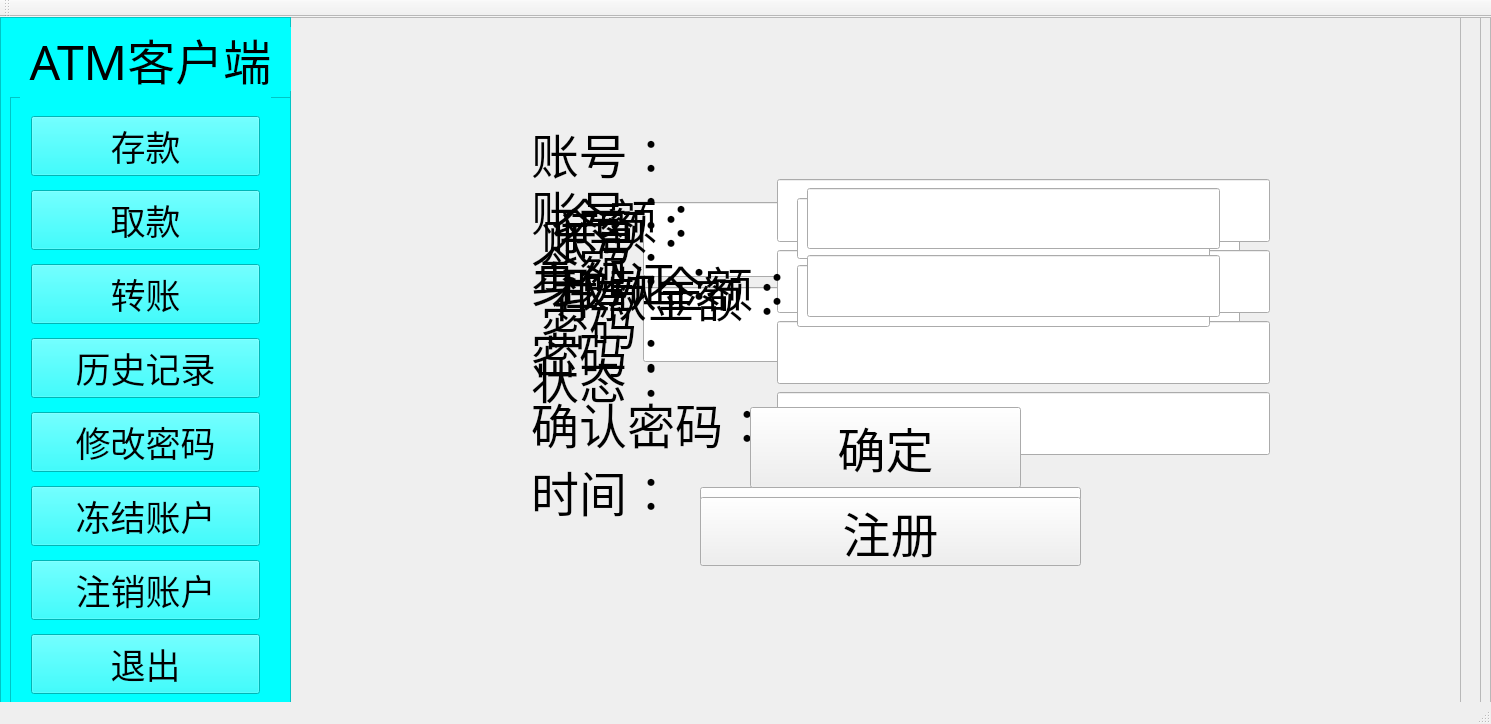
Before: the Qt Designer form Client.ui in jiyilin/AutomaticTellerMachine, drawn with Qt 5.
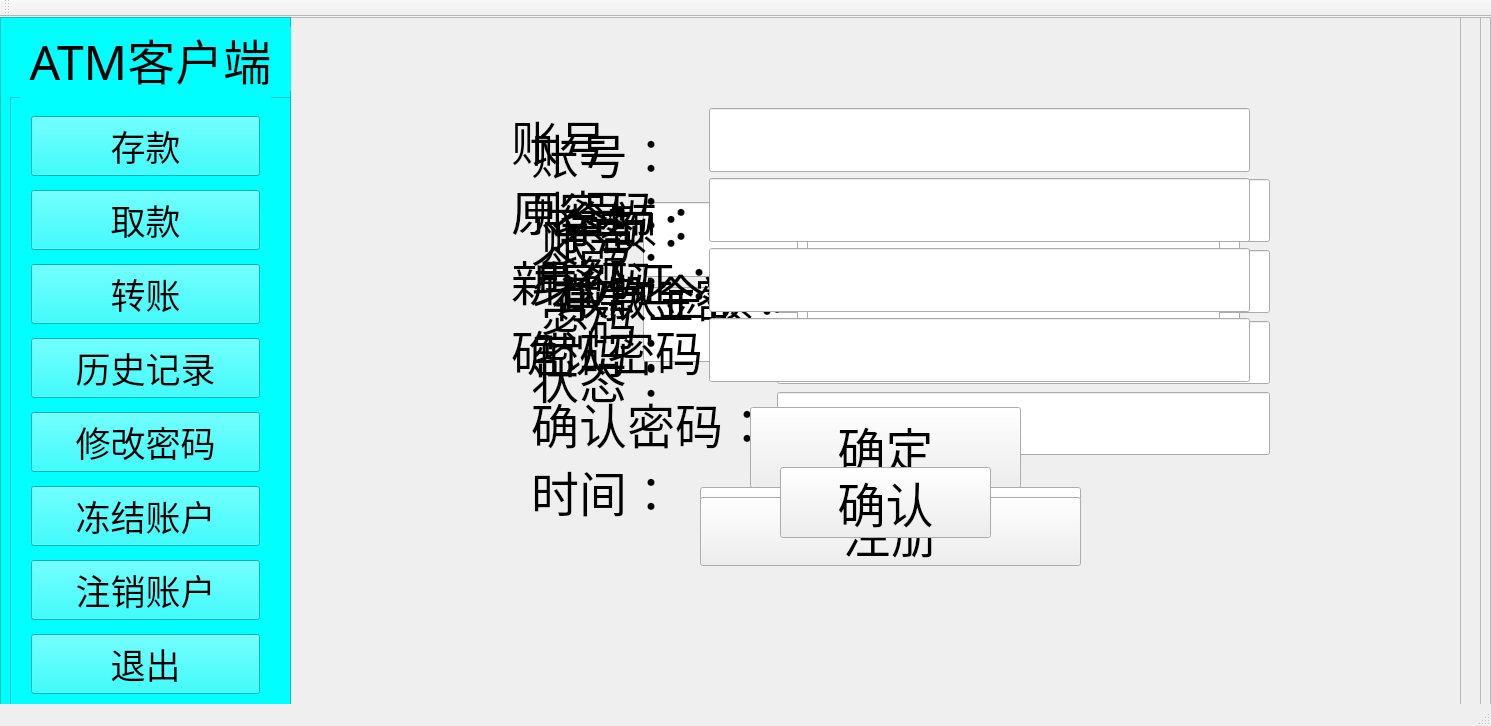
After: the same form once the commit is applied. Icons and pictures are not drawn.

Patch:
```diff
--- a/Client.ui
+++ b/Client.ui
@@ -7,7 +7,7 @@
     <x>0</x>
     <y>0</y>
     <width>1491</width>
-    <height>724</height>
+    <height>726</height>
    </rect>
   </property>
   <property name="windowTitle">
@@ -796,7 +796,7 @@
             <x>260</x>
             <y>160</y>
             <width>681</width>
-            <height>151</height>
+            <height>162</height>
            </rect>
           </property>
           <layout class="QFormLayout" name="DepositWindow_2">
@@ -867,6 +867,154 @@
            <string>确定</string>
           </property>
          </widget>
+         <widget class="QFrame" name="ChagnePasswordWindow">
+          <property name="geometry">
+           <rect>
+            <x>0</x>
+            <y>0</y>
+            <width>1211</width>
+            <height>691</height>
+           </rect>
+          </property>
+          <property name="frameShape">
+           <enum>QFrame::StyledPanel</enum>
+          </property>
+          <property name="frameShadow">
+           <enum>QFrame::Raised</enum>
+          </property>
+          <widget class="QWidget" name="formLayoutWidget_4">
+           <property name="geometry">
+            <rect>
+             <x>210</x>
+             <y>80</y>
+             <width>761</width>
+             <height>296</height>
+            </rect>
+           </property>
+           <layout class="QFormLayout" name="formLayout">
+            <item row="0" column="0">
+             <widget class="QLabel" name="label_11">
+              <property name="font">
+               <font>
+                <family>微软雅黑</family>
+                <pointsize>36</pointsize>
+               </font>
+              </property>
+              <property name="text">
+               <string>账号</string>
+              </property>
+             </widget>
+            </item>
+            <item row="1" column="0">
+             <widget class="QLabel" name="label_4">
+              <property name="font">
+               <font>
+                <family>微软雅黑</family>
+                <pointsize>36</pointsize>
+               </font>
+              </property>
+              <property name="text">
+               <string>原密码</string>
+              </property>
+             </widget>
+            </item>
+            <item row="2" column="0">
+             <widget class="QLabel" name="label_10">
+              <property name="font">
+               <font>
+                <family>微软雅黑</family>
+                <pointsize>36</pointsize>
+               </font>
+              </property>
+              <property name="text">
+               <string>新密码</string>
+              </property>
+             </widget>
+            </item>
+            <item row="3" column="0">
+             <widget class="QLabel" name="label_12">
+              <property name="font">
+               <font>
+                <family>微软雅黑</family>
+                <pointsize>36</pointsize>
+               </font>
+              </property>
+              <property name="text">
+               <string>确认密码</string>
+              </property>
+             </widget>
+            </item>
+            <item row="0" column="1">
+             <widget class="QLineEdit" name="ChangePasswordIDInput">
+              <property name="font">
+               <font>
+                <family>微软雅黑</family>
+                <pointsize>36</pointsize>
+               </font>
+              </property>
+             </widget>
+            </item>
+            <item row="1" column="1">
+             <widget class="QLineEdit" name="ChangePasswordOldInput">
+              <property name="font">
+               <font>
+                <family>微软雅黑</family>
+                <pointsize>36</pointsize>
+               </font>
+              </property>
+              <property name="echoMode">
+               <enum>QLineEdit::Password</enum>
+              </property>
+             </widget>
+            </item>
+            <item row="2" column="1">
+             <widget class="QLineEdit" name="ChangePasswordNewInput">
+              <property name="font">
+               <font>
+                <family>微软雅黑</family>
+                <pointsize>36</pointsize>
+               </font>
+              </property>
+              <property name="echoMode">
+               <enum>QLineEdit::Password</enum>
+              </property>
+             </widget>
+            </item>
+            <item row="3" column="1">
+             <widget class="QLineEdit" name="ChangePasswordCheckInput">
+              <property name="font">
+               <font>
+                <family>微软雅黑</family>
+                <pointsize>36</pointsize>
+               </font>
+              </property>
+              <property name="echoMode">
+               <enum>QLineEdit::Password</enum>
+              </property>
+             </widget>
+            </item>
+           </layout>
+          </widget>
+          <widget class="QPushButton" name="ChangePasswordPushButton">
+           <property name="geometry">
+            <rect>
+             <x>490</x>
+             <y>450</y>
+             <width>211</width>
+             <height>71</height>
+            </rect>
+           </property>
+           <property name="font">
+            <font>
+             <family>微软雅黑</family>
+             <pointsize>36</pointsize>
+            </font>
+           </property>
+           <property name="text">
+            <string>确认</string>
+           </property>
+          </widget>
+         </widget>
         </widget>
        </widget>
       </widget>
```
Left out of the diff: 196 changed lines with no effect on the pictures.
